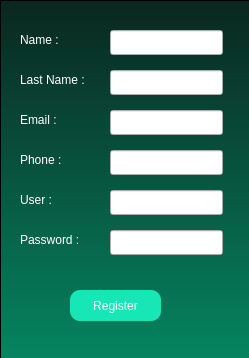
Above: login/interfazModel/Register.ui from Arielmarinvaldes/Lucy_AI_v2.0 before the change. Below: the same form after it.
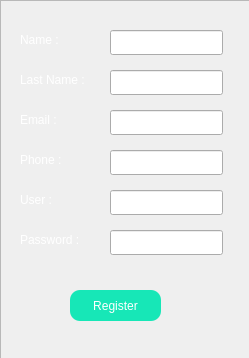
That is the form after the change.

```diff
--- a/login/interfazModel/Register.ui
+++ b/login/interfazModel/Register.ui
@@ -190,7 +190,9 @@
      </rect>
     </property>
     <property name="styleSheet">
-     <string notr="true">background-color: qlineargradient(spread:pad, x1:0, y1:0, x3:1, y2:2, stop:0 rgba(10, 38, 31, 255), stop:1 rgba(1, 229, 161, 255));</string>
+                    <string notr="true">background-color: qlineargradient(spread:pad, x1:0, y1:0, x3:1, y2:2, stop:0
+                        rgba(10, 38, 31, 255), stop:1 rgba(1, 229, 161, 255));
+                    </string>
     </property>
     <property name="frameShape">
      <enum>QFrame::StyledPanel</enum>
```
Left out of the diff: 14 changed lines with no effect on the pictures. Lines whose indentation alone changed are shown as unchanged.
